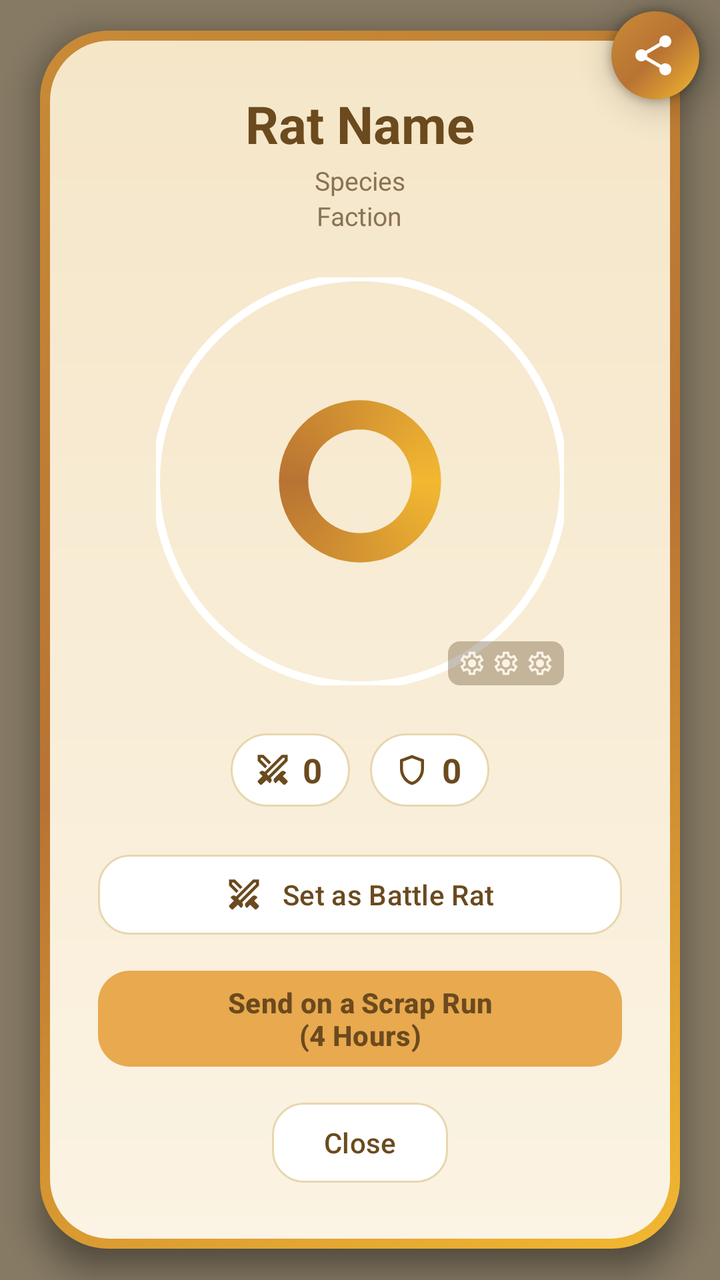
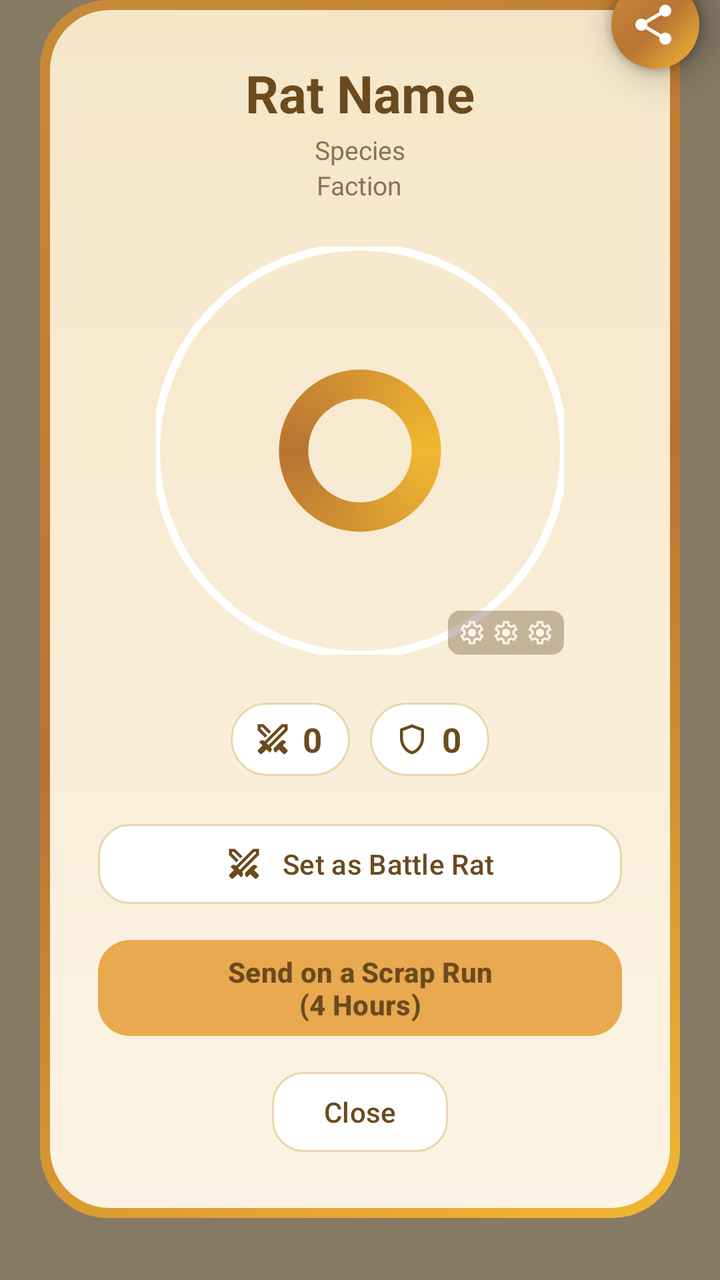

An Android layout rendered at two revisions. The XML below is the earlier revision; the diff shows what the commit changed to produce the second picture.
<!-- AndroidManifest.xml: application theme Theme.RatKingRecon -->
<!-- res/layout/dialog_enlarged_rat.xml -->
<?xml version="1.0" encoding="utf-8"?>
<RelativeLayout xmlns:android="http://schemas.android.com/apk/res/android"
    xmlns:app="http://schemas.android.com/apk/res-auto"
    android:id="@+id/enlargedLayout"
    android:layout_width="match_parent"
    android:layout_height="match_parent"
    android:background="#993A2A12"
    android:gravity="center">

    <LinearLayout
        android:id="@+id/enlargedCard"
        android:layout_width="320dp"
        android:layout_height="wrap_content"
        android:layout_centerInParent="true"
        android:orientation="vertical"
        android:background="@drawable/bg_recon_card_outer"
        android:padding="5dp"
        android:elevation="10dp">

        
        <LinearLayout
            android:layout_width="match_parent"
            android:layout_height="wrap_content"
            android:orientation="vertical"
            android:background="@drawable/bg_recon_card_inner"
            android:padding="24dp"
            android:gravity="center">

            <TextView
                android:id="@+id/enlargedRatName"
                android:layout_width="wrap_content"
                android:layout_height="wrap_content"
                android:textColor="@color/text_primary"
                android:textSize="26sp"
                android:textStyle="bold"
                android:text="Rat Name"
                android:layout_marginBottom="2dp" />

            
            <TextView
                android:id="@+id/enlargedRatSpecies"
                android:layout_width="wrap_content"
                android:layout_height="wrap_content"
                android:gravity="center"
                android:textColor="@color/text_muted"
                android:textSize="13sp"
                android:text="Species" />

            
            <TextView
                android:id="@+id/enlargedRatFaction"
                android:layout_width="wrap_content"
                android:layout_height="wrap_content"
                android:gravity="center"
                android:textColor="@color/text_muted"
                android:textSize="13sp"
                android:text="Faction"
                android:layout_marginBottom="14dp" />

            <FrameLayout
                android:layout_width="220dp"
                android:layout_height="220dp"
                android:layout_marginBottom="16dp">

                <View
                    android:layout_width="match_parent"
                    android:layout_height="match_parent"
                    android:background="@drawable/bg_recon_portrait_ring" />

                <com.google.android.material.imageview.ShapeableImageView
                    android:id="@+id/enlargedRatImage"
                    android:layout_width="204dp"
                    android:layout_height="204dp"
                    android:layout_gravity="center"
                    android:scaleType="centerCrop"
                    app:shapeAppearanceOverlay="@style/ShapeAppearanceOverlay.RatKing.Circle"
                    app:strokeColor="@color/card_white"
                    app:strokeWidth="4dp" />

                
                <LinearLayout
                    android:id="@+id/enlargedRatGears"
                    android:layout_width="wrap_content"
                    android:layout_height="wrap_content"
                    android:layout_gravity="bottom|end"
                    android:layout_margin="8dp"
                    android:orientation="horizontal"
                    android:background="@drawable/bg_badge_scrim"
                    android:paddingHorizontal="5dp"
                    android:paddingVertical="4dp">

                    <ImageView
                        android:id="@+id/enlargedGear1"
                        android:layout_width="14dp"
                        android:layout_height="14dp"
                        android:src="@drawable/ic_settings"
                        app:tint="@color/cream"
                        android:importantForAccessibility="no" />

                    <ImageView
                        android:id="@+id/enlargedGear2"
                        android:layout_width="14dp"
                        android:layout_height="14dp"
                        android:layout_marginStart="3dp"
                        android:src="@drawable/ic_settings"
                        app:tint="@color/cream"
                        android:importantForAccessibility="no" />

                    <ImageView
                        android:id="@+id/enlargedGear3"
                        android:layout_width="14dp"
                        android:layout_height="14dp"
                        android:layout_marginStart="3dp"
                        android:src="@drawable/ic_settings"
                        app:tint="@color/cream"
                        android:importantForAccessibility="no" />
                </LinearLayout>
            </FrameLayout>

            <LinearLayout
                android:layout_width="wrap_content"
                android:layout_height="wrap_content"
                android:orientation="horizontal"
                android:layout_marginBottom="20dp">

                <LinearLayout
                    android:layout_width="wrap_content"
                    android:layout_height="wrap_content"
                    android:background="@drawable/bg_recon_stat_pill"
                    android:gravity="center_vertical"
                    android:orientation="horizontal"
                    android:paddingStart="12dp"
                    android:paddingEnd="14dp"
                    android:paddingVertical="7dp">

                    <ImageView
                        android:layout_width="18dp"
                        android:layout_height="18dp"
                        android:src="@drawable/ic_power"
                        android:contentDescription="@null"
                        app:tint="@color/text_primary" />

                    <TextView
                        android:id="@+id/enlargedRatPower"
                        android:layout_width="wrap_content"
                        android:layout_height="wrap_content"
                        android:layout_marginStart="6dp"
                        android:textColor="@color/text_primary"
                        android:textSize="17sp"
                        android:textStyle="bold"
                        android:text="0" />
                </LinearLayout>

                <View
                    android:layout_width="10dp"
                    android:layout_height="1dp" />

                <LinearLayout
                    android:layout_width="wrap_content"
                    android:layout_height="wrap_content"
                    android:background="@drawable/bg_recon_stat_pill"
                    android:gravity="center_vertical"
                    android:orientation="horizontal"
                    android:paddingStart="12dp"
                    android:paddingEnd="14dp"
                    android:paddingVertical="7dp">

                    <ImageView
                        android:layout_width="18dp"
                        android:layout_height="18dp"
                        android:src="@drawable/ic_toughness"
                        android:contentDescription="@null"
                        app:tint="@color/text_primary" />

                    <TextView
                        android:id="@+id/enlargedRatToughness"
                        android:layout_width="wrap_content"
                        android:layout_height="wrap_content"
                        android:layout_marginStart="6dp"
                        android:textColor="@color/text_primary"
                        android:textSize="17sp"
                        android:textStyle="bold"
                        android:text="0" />
                </LinearLayout>
            </LinearLayout>

            
            <LinearLayout
                android:id="@+id/enlargedEffectsContainer"
                android:layout_width="match_parent"
                android:layout_height="wrap_content"
                android:orientation="vertical"
                android:layout_marginBottom="12dp"
                android:visibility="gone" />

            <com.google.android.material.button.MaterialButton
                android:id="@+id/battleRatButton"
                android:layout_width="match_parent"
                android:layout_height="wrap_content"
                android:layout_marginBottom="10dp"
                android:text="@string/btn_set_battle_rat"
                android:textAllCaps="false"
                android:textColor="@color/text_primary"
                app:backgroundTint="@color/card_white"
                app:cornerRadius="16dp"
                app:icon="@drawable/ic_power"
                app:iconGravity="textStart"
                app:iconPadding="10dp"
                app:iconTint="@color/text_primary"
                app:strokeColor="@color/card_border"
                app:strokeWidth="1dp" />

            <com.google.android.material.button.MaterialButton
                android:id="@+id/deployScrapyardButton"
                android:layout_width="match_parent"
                android:layout_height="56dp"
                android:text="@string/btn_deploy_scrap_run"
                android:textAllCaps="false"
                android:textColor="@color/text_primary"
                android:textStyle="bold"
                app:backgroundTint="@color/amber"
                app:cornerRadius="16dp"
                android:layout_marginBottom="10dp" />

            <com.google.android.material.button.MaterialButton
                android:id="@+id/closeEnlargedButton"
                android:layout_width="wrap_content"
                android:layout_height="wrap_content"
                android:text="@string/btn_close"
                android:textAllCaps="false"
                android:textColor="@color/text_primary"
                app:backgroundTint="@color/card_white"
                app:strokeColor="@color/card_border"
                app:strokeWidth="1dp"
                app:cornerRadius="16dp" />

        </LinearLayout>
    </LinearLayout>

    
    <ImageButton
        android:id="@+id/enlargedShareButton"
        android:layout_width="44dp"
        android:layout_height="44dp"
        android:layout_alignTop="@id/enlargedCard"
        android:layout_alignEnd="@id/enlargedCard"
        android:layout_marginTop="-10dp"
        android:layout_marginEnd="-10dp"
        android:background="@drawable/bg_recon_card_outer"
        android:contentDescription="@string/btn_share"
        android:padding="10dp"
        android:src="@drawable/ic_share"
        android:elevation="12dp"
        app:tint="@color/card_white" />
</RelativeLayout>
<!-- resources referenced by this layout -->
<resources>
  <color name="amber">#E8A94F</color>
  <color name="card_border">#E8D6AE</color>
  <color name="card_white">#FFFFFF</color>
  <color name="cream">#FBF3E3</color>
  <color name="text_muted">#8A7255</color>
  <color name="text_primary">#6B4A1E</color>
  <!-- drawable bg_badge_scrim (drawable) -->
  <?xml version="1.0" encoding="utf-8"?>
  <shape xmlns:android="http://schemas.android.com/apk/res/android"
      android:shape="rectangle">
      <solid android:color="#4D4A2F0F" />
      <corners android:radius="6dp" />
  </shape>
  <!-- drawable bg_recon_card_inner (drawable) -->
  <?xml version="1.0" encoding="utf-8"?>
  <shape xmlns:android="http://schemas.android.com/apk/res/android"
      android:shape="rectangle">
      <gradient
          android:angle="90"
          android:startColor="@color/cream"
          android:endColor="@color/tan" />
      <corners android:radius="30dp" />
  </shape>
  <!-- drawable bg_recon_card_outer (drawable) -->
  <?xml version="1.0" encoding="utf-8"?>
  <shape xmlns:android="http://schemas.android.com/apk/res/android"
      android:shape="rectangle">
      <gradient
          android:angle="135"
          android:startColor="@color/brass_bright"
          android:centerColor="@color/copper"
          android:endColor="@color/amber_dark" />
      <corners android:radius="34dp" />
  </shape>
  <!-- drawable bg_recon_portrait_ring (drawable) -->
  <?xml version="1.0" encoding="utf-8"?>
  <shape xmlns:android="http://schemas.android.com/apk/res/android"
      android:shape="ring"
      android:innerRadiusRatio="8.5"
      android:thicknessRatio="15"
      android:useLevel="false">
      <gradient
          android:type="sweep"
          android:startColor="@color/brass_bright"
          android:centerColor="@color/copper"
          android:endColor="@color/brass_bright" />
  </shape>
  <!-- drawable bg_recon_stat_pill (drawable) -->
  <?xml version="1.0" encoding="utf-8"?>
  <shape xmlns:android="http://schemas.android.com/apk/res/android"
      android:shape="rectangle">
      <solid android:color="@color/card_white" />
      <stroke
          android:width="1dp"
          android:color="@color/card_border" />
      <corners android:radius="999dp" />
  </shape>
  <string name="btn_close">Close</string>
  <string name="btn_deploy_scrap_run">Send on a Scrap Run\n(4 Hours)</string>
  <string name="btn_set_battle_rat">Set as Battle Rat</string>
  <string name="btn_share">Share</string>
  <style name="ShapeAppearanceOverlay.RatKing.Circle" parent="">
          <item name="cornerSize">50%</item>
      </style>
  <style name="Theme.RatKingRecon" parent="Base.Theme.RatKingRecon" />
  <color name="tan">#F5E6C8</color>
  <color name="brass_bright">#F2B831</color>
  <color name="copper">#B87333</color>
  <color name="amber_dark">#C98B36</color>
  <color name="app_bg">@color/cream</color>
  <style name="Widget.RatKing.Button" parent="Widget.RatKing.Button.Base" />
  <style name="Animation.RatKing.Screen" parent="@android:style/Animation.Activity">
          <item name="android:activityOpenEnterAnimation">@anim/screen_enter</item>
          <item name="android:activityOpenExitAnimation">@anim/screen_exit</item>
          <item name="android:activityCloseEnterAnimation">@anim/screen_pop_enter</item>
          <item name="android:activityCloseExitAnimation">@anim/screen_pop_exit</item>
      </style>
  <color name="app_bg_end">@color/tan</color>
  <style name="Widget.RatKing.Button.Base" parent="Widget.Material3.Button" />
  <!-- unchanged entries left out for length: 5 -->
</resources>

<!-- the commit's change to res/layout/dialog_enlarged_rat.xml (unified diff, before → after) -->
@@ -7,17 +7,23 @@
     android:background="#993A2A12"
     android:gravity="center">
 
-    <LinearLayout
+    
+    <FrameLayout
         android:id="@+id/enlargedCard"
         android:layout_width="320dp"
         android:layout_height="wrap_content"
         android:layout_centerInParent="true"
-        android:orientation="vertical"
-        android:background="@drawable/bg_recon_card_outer"
-        android:padding="5dp"
         android:elevation="10dp">
 
         
+        <LinearLayout
+            android:id="@+id/enlargedCardBorder"
+            android:layout_width="match_parent"
+            android:layout_height="wrap_content"
+            android:orientation="vertical"
+            android:background="@drawable/bg_recon_card_outer"
+            android:padding="5dp">
+
         <LinearLayout
             android:layout_width="match_parent"
             android:layout_height="wrap_content"
@@ -235,7 +241,14 @@
                 app:cornerRadius="16dp" />
 
         </LinearLayout>
-    </LinearLayout>
+        </LinearLayout>
+
+        
+        <View
+            android:id="@+id/enlargedFrameOverlay"
+            android:layout_width="match_parent"
+            android:layout_height="match_parent" />
+    </FrameLayout>
 
     
     <ImageButton
